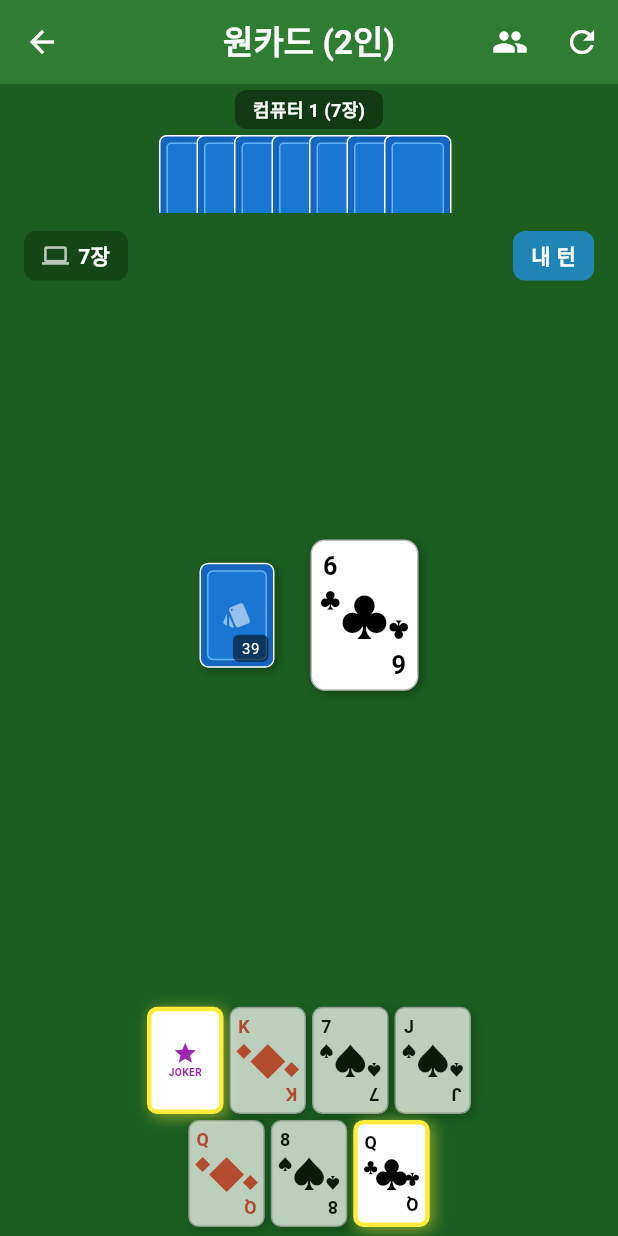
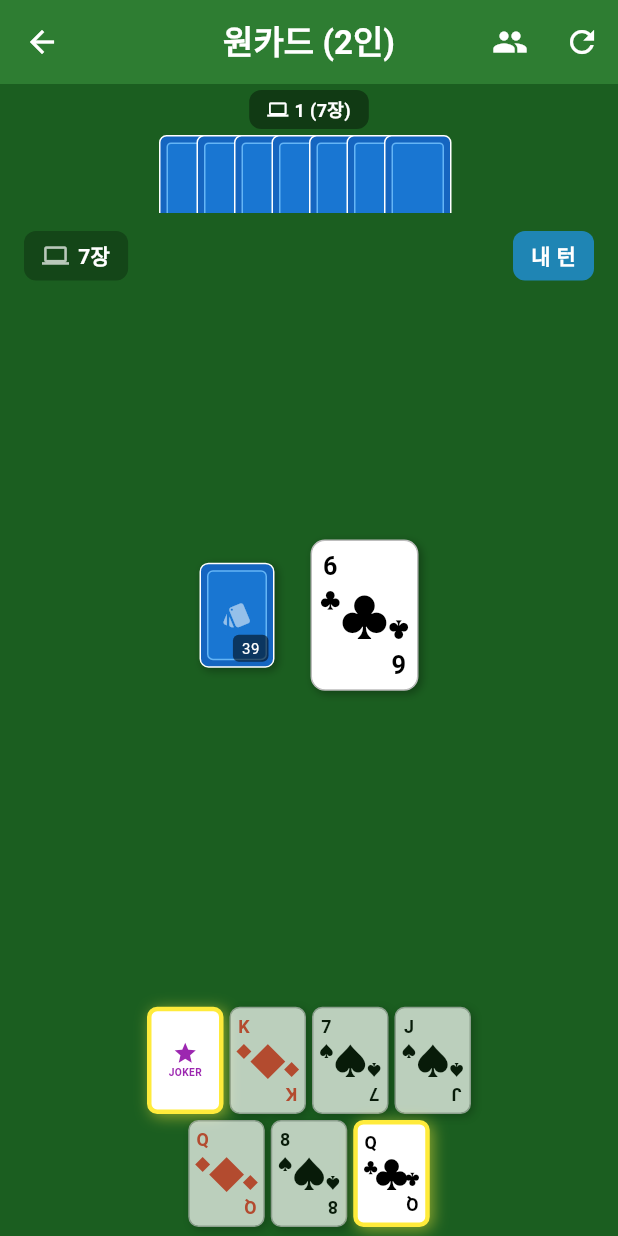
Before and after one commit to mhpark03/games, a Flutter app: the OneCardScreen screen opened directly, after a tap on an icon or button, on a phone screen of 412 x 824 dp. Run offline on Flutter 3.47's test engine with Material 3 defaults, Android fonts, the phone set to English and light mode, and no system bars; our stand-ins replace shared_preferences; accounts and stored records are empty.

Commit message:
원카드 컴퓨터 표시 스타일 통일
- 상단 컴퓨터: 아이콘 + 번호 + 장수 형식으로 변경
- 좌우 컴퓨터: 아이콘 + 번호 + 장수 형식으로 통일

```diff
--- a/lib/games/onecard/onecard_screen.dart
+++ b/lib/games/onecard/onecard_screen.dart
@@ -975,23 +975,30 @@ class _OneCardScreenState extends State<OneCardScreen> with TickerProviderStateM
       child: Column(
         mainAxisAlignment: MainAxisAlignment.center,
         children: [
-          // 컴퓨터 이름
+          // 컴퓨터 이름 (아이콘 + 번호)
           Container(
             padding: const EdgeInsets.symmetric(horizontal: 4, vertical: 2),
             decoration: BoxDecoration(
               color: isCurrentTurn ? Colors.blue : Colors.black38,
               borderRadius: BorderRadius.circular(4),
             ),
-            child: Text(
-              'C${computerIndex + 1}',
-              style: const TextStyle(color: Colors.white, fontSize: 10, fontWeight: FontWeight.bold),
+            child: Row(
+              mainAxisSize: MainAxisSize.min,
+              children: [
+                const Icon(Icons.computer, color: Colors.white, size: 10),
+                const SizedBox(width: 2),
+                Text(
+                  '${computerIndex + 1}',
+                  style: const TextStyle(color: Colors.white, fontSize: 10, fontWeight: FontWeight.bold),
+                ),
+              ],
             ),
           ),
           const SizedBox(height: 4),
           // 카드 수
           Text(
-            '${hand.length}',
-            style: const TextStyle(color: Colors.white, fontSize: 12),
+            '${hand.length}장',
+            style: const TextStyle(color: Colors.white, fontSize: 11),
           ),
           const SizedBox(height: 8),
           // 카드 뒷면 스택
@@ -1466,16 +1473,23 @@ class _OneCardScreenState extends State<OneCardScreen> with TickerProviderStateM
       padding: const EdgeInsets.symmetric(horizontal: 8, vertical: 4),
       child: Column(
         children: [
-          // 컴퓨터 이름과 카드 수
+          // 컴퓨터 이름과 카드 수 (아이콘 + 번호 + 장수)
           Container(
             padding: const EdgeInsets.symmetric(horizontal: 12, vertical: 4),
             decoration: BoxDecoration(
               color: isCurrentTurn ? Colors.blue : Colors.black38,
               borderRadius: BorderRadius.circular(8),
             ),
-            child: Text(
-              '컴퓨터 ${computerIndex + 1} (${hand.length}장)',
-              style: const TextStyle(color: Colors.white, fontSize: 12, fontWeight: FontWeight.bold),
+            child: Row(
+              mainAxisSize: MainAxisSize.min,
+              children: [
+                const Icon(Icons.computer, color: Colors.white, size: 14),
+                const SizedBox(width: 4),
+                Text(
+                  '${computerIndex + 1} (${hand.length}장)',
+                  style: const TextStyle(color: Colors.white, fontSize: 12, fontWeight: FontWeight.bold),
+                ),
+              ],
             ),
           ),
           const SizedBox(height: 4),
```
